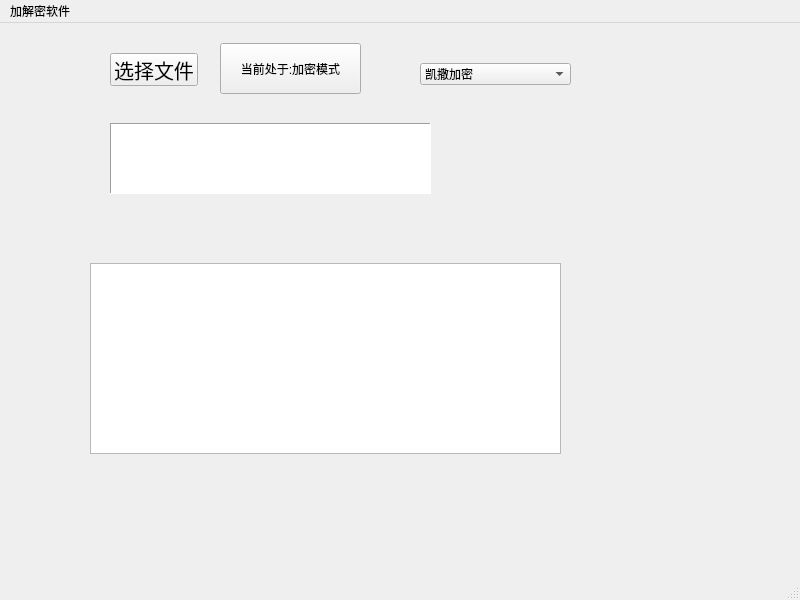
Above: FileEncryptionAndDecryptionSoftware/mainwindow.ui from whisper3zzz/FileEncryptionAndDecryptionSoftware before the change. Below: the same form after it.
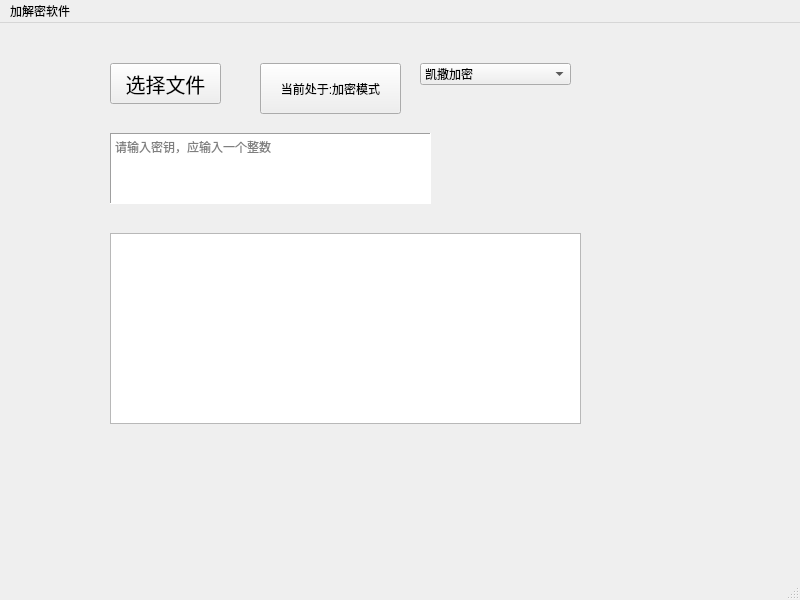
That is the form after the change.

What changed in the file:
```diff
--- a/FileEncryptionAndDecryptionSoftware/mainwindow.ui
+++ b/FileEncryptionAndDecryptionSoftware/mainwindow.ui
@@ -15,12 +15,15 @@
   </property>
   <widget class="QWidget" name="centralwidget">
    <widget class="QPushButton" name="fileReader_Button">
+    <property name="enabled">
+     <bool>true</bool>
+    </property>
     <property name="geometry">
      <rect>
       <x>110</x>
-      <y>30</y>
-      <width>88</width>
-      <height>33</height>
+      <y>40</y>
+      <width>111</width>
+      <height>41</height>
      </rect>
     </property>
     <property name="font">
@@ -71,8 +74,8 @@
    <widget class="QTextEdit" name="show_textEdit">
     <property name="geometry">
      <rect>
-      <x>90</x>
-      <y>240</y>
+      <x>110</x>
+      <y>210</y>
       <width>471</width>
       <height>191</height>
      </rect>
@@ -85,7 +88,7 @@
     <property name="geometry">
      <rect>
       <x>110</x>
-      <y>100</y>
+      <y>110</y>
       <width>321</width>
       <height>71</height>
      </rect>
@@ -97,14 +100,14 @@
      <enum>QFrame::Shadow::Sunken</enum>
     </property>
     <property name="placeholderText">
-     <string/>
+     <string>请输入密钥，应输入一个整数</string>
     </property>
    </widget>
    <widget class="QPushButton" name="swich_Button">
     <property name="geometry">
      <rect>
-      <x>220</x>
-      <y>20</y>
+      <x>260</x>
+      <y>40</y>
       <width>141</width>
       <height>51</height>
      </rect>
```
